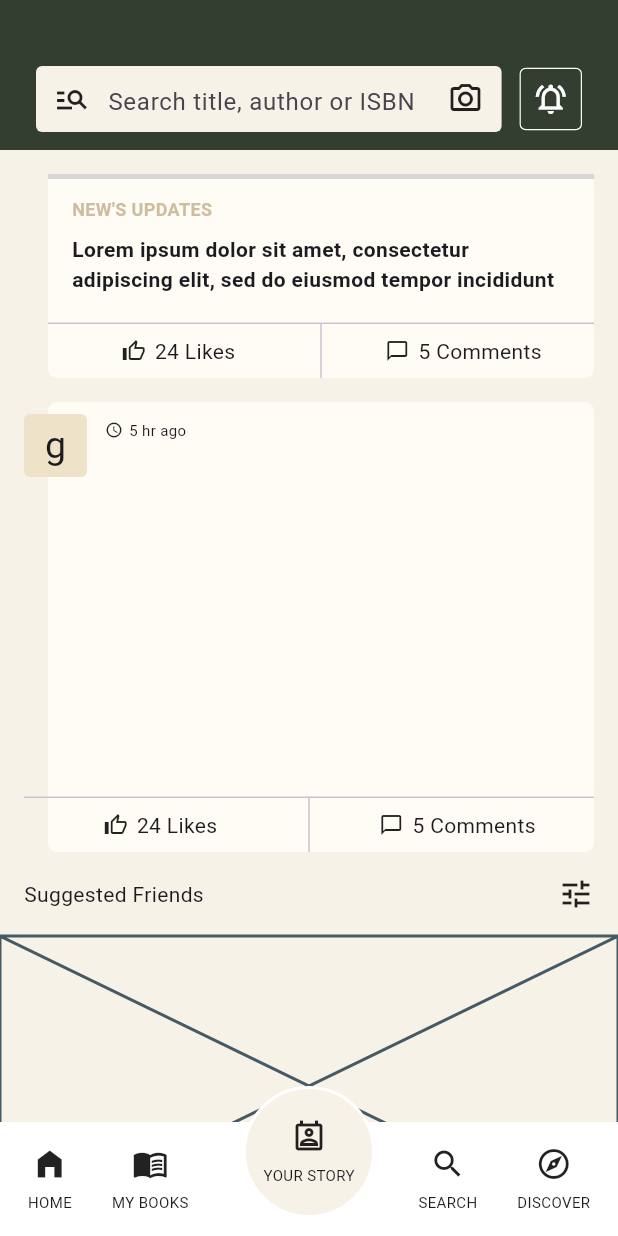
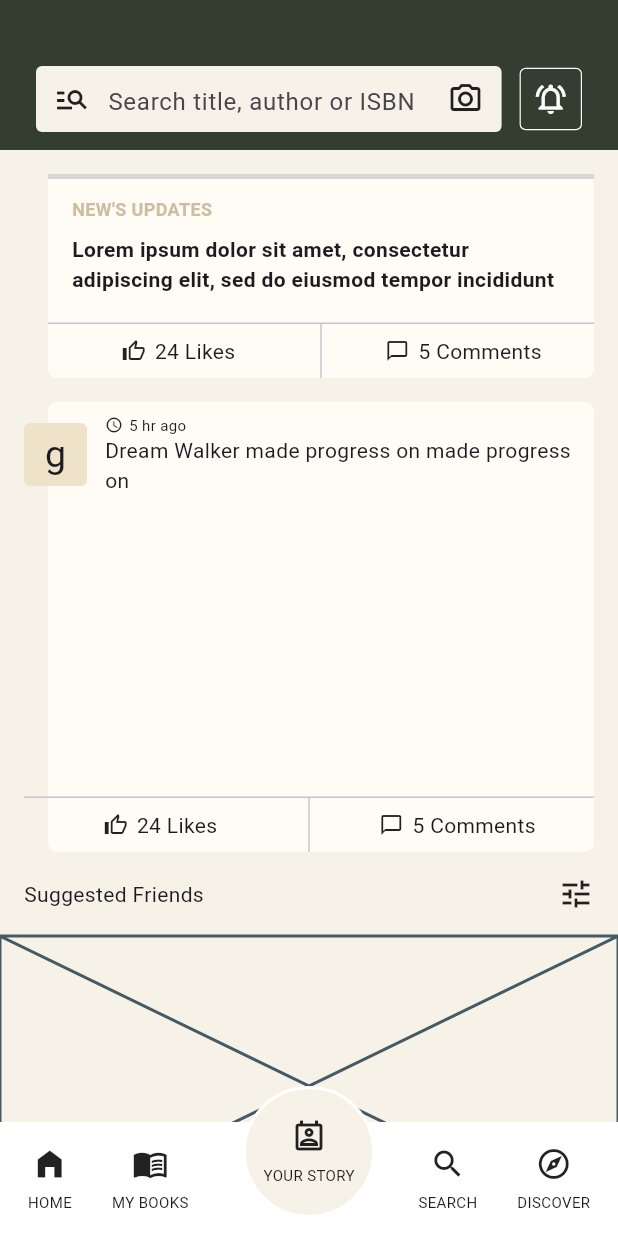
Before and after one commit to JAICHANGPARK/flutter_notebook_chapter_43, a Flutter app: the NewsFeedHomePage screen opened directly, scrolled down 164 dp, on a phone screen of 412 x 824 dp. Run offline on Flutter 3.47's test engine with Material 3 defaults, Android fonts, the phone set to English and light mode, and no system bars; our stand-ins replace gap, hugeicons; network calls fail; grey boxes are pictures that could not be loaded.

Commit message:
Update news_feed_home_page.dart

```diff
--- a/lib/ep2163_newsfeed_app/views/news_feed_home_page.dart
+++ b/lib/ep2163_newsfeed_app/views/news_feed_home_page.dart
@@ -276,7 +276,11 @@ class _NewsFeedHomePageState extends State<NewsFeedHomePage> {
                                                 ),
                                                 Text.rich(
                                                   TextSpan(
-                                                    children: [],
+                                                    children: [
+                                                      TextSpan(text: "Dream Walker "),
+                                                      TextSpan(text: "made progress on "),
+                                                      TextSpan(text: "made progress on "),
+                                                    ],
                                                   ),
                                                 ),
                                               ],
```
